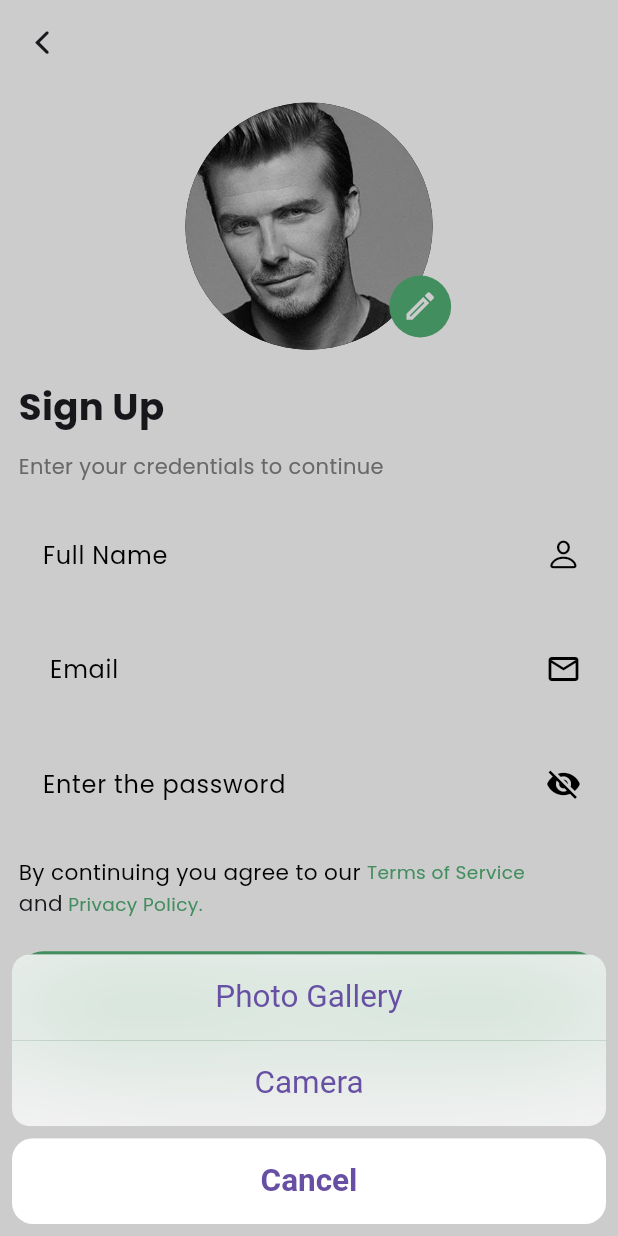
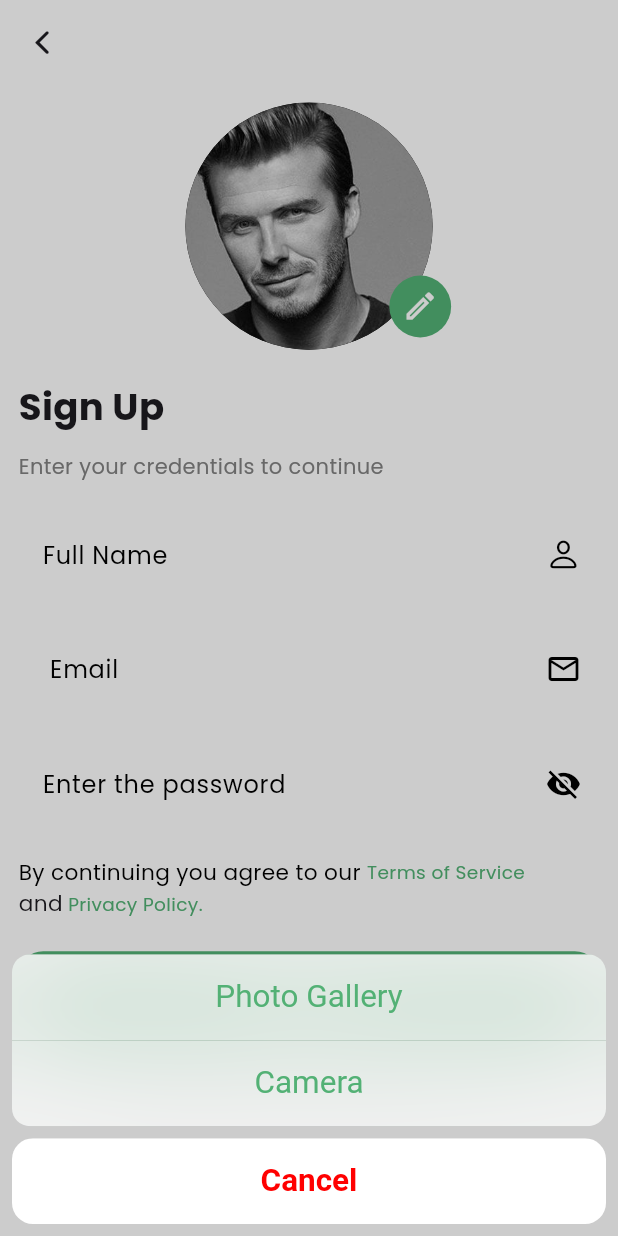
Before and after one commit to shibii787/nectar_project1, a Flutter app: the signupPage screen opened directly, after a tap on the "edit" icon, on a phone screen of 412 x 824 dp. Run offline on Flutter 3.47's test engine with Material 3 defaults, Android fonts, the phone set to English and light mode, and no system bars; our stand-ins replace carousel_slider, country_code_picker, firebase_core, flutter_svg, google_fonts, image_picker and 4 more; missing offline and left inert: animated_rating_stars, flutter_flip_card; accounts and stored records are empty.

Commit message:
bottum sheet update

```diff
--- a/lib/app_authentication/signup_page.dart
+++ b/lib/app_authentication/signup_page.dart
@@ -93,14 +93,20 @@ class _signupPageState extends State<signupPage> {
                           child: CupertinoActionSheet(
                               actions: <Widget>[
                                 CupertinoActionSheetAction(
-                                  child: const Text('Photo Gallery'),
+                                  child: const Text('Photo Gallery',
+                                  style: TextStyle(
+                                    color: theColors.third
+                                  ),),
                                   onPressed: () {
                                     pickFile(ImageSource.gallery);
                                     Navigator.pop(context, 'One');
                                   },
                                 ),
                                 CupertinoActionSheetAction(
-                                  child: const Text('Camera'),
+                                  child: const Text('Camera',
+                                  style: TextStyle(
+                                    color: theColors.third
+                                  ),),
                                   onPressed: () {
                                     pickFile(ImageSource.camera);
                                     Navigator.pop(context, 'Two');
@@ -108,7 +114,10 @@ class _signupPageState extends State<signupPage> {
                                 )
                               ],
                               cancelButton: CupertinoActionSheetAction(
-                                child: Text('Cancel'),
+                                child: Text('Cancel',
+                                style: TextStyle(
+                                  color: theColors.thirteen
+                                ),),
                                 isDefaultAction: true,
                                 onPressed: () {
                                   Navigator.pop(context, 'Cancel');
--- a/lib/colors.dart
+++ b/lib/colors.dart
@@ -13,4 +13,5 @@ static const nine=Color(0xffB3B3B3);//icons
 static const tenth=Color(0xff7C7C7C);//sub texts
 static const eleventh=Color(0xff828282);
 static const twelfth=Color(0xffE2E2E2); //borders
+static const thirteen=Color(0xffFF0000); //borders
 }
```
Also changed, not shown: lib/app_authentication/log_in.dart (+12 -3 lines).
